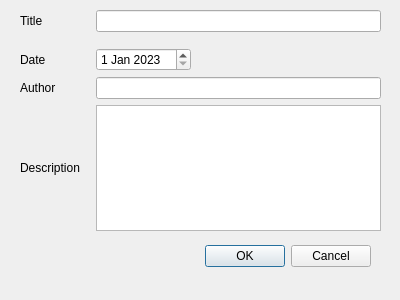
hayarobi/asammdf, file src/asammdf/arloo/ui/report_dialog.ui: the form before one commit.
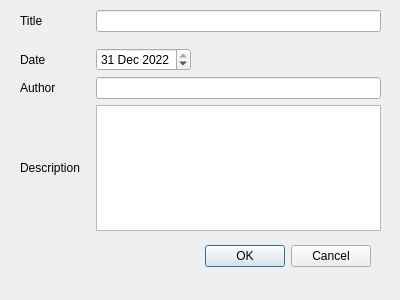
The form after the commit.

Diff of the .ui file:
```diff
--- a/src/asammdf/arloo/ui/report_dialog.ui
+++ b/src/asammdf/arloo/ui/report_dialog.ui
@@ -81,12 +81,12 @@
        <widget class="QDateEdit" name="dateEdit">
         <property name="dateTime">
          <datetime>
-          <hour>0</hour>
+          <hour>15</hour>
           <minute>0</minute>
           <second>0</second>
-          <year>2023</year>
-          <month>1</month>
-          <day>1</day>
+          <year>2022</year>
+          <month>12</month>
+          <day>31</day>
          </datetime>
         </property>
        </widget>
```
Left out of the diff: 2 changed lines with no effect on the pictures.
